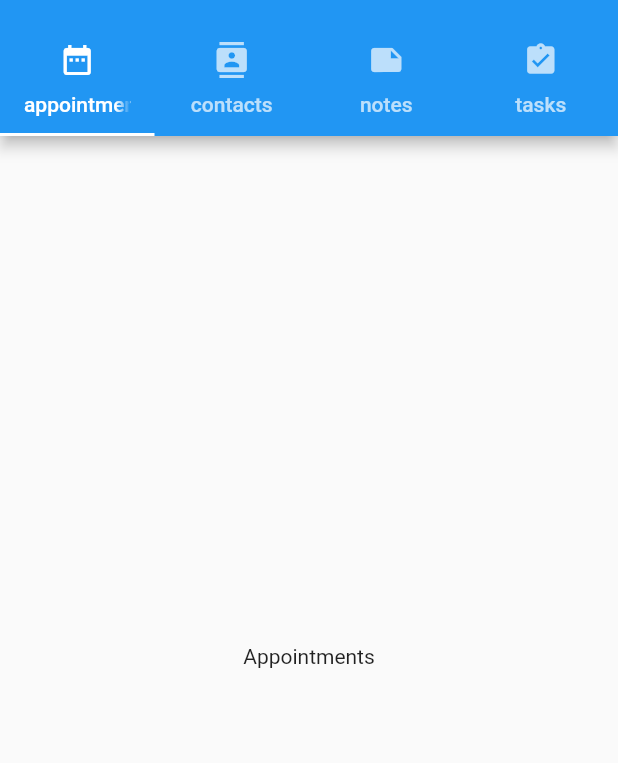
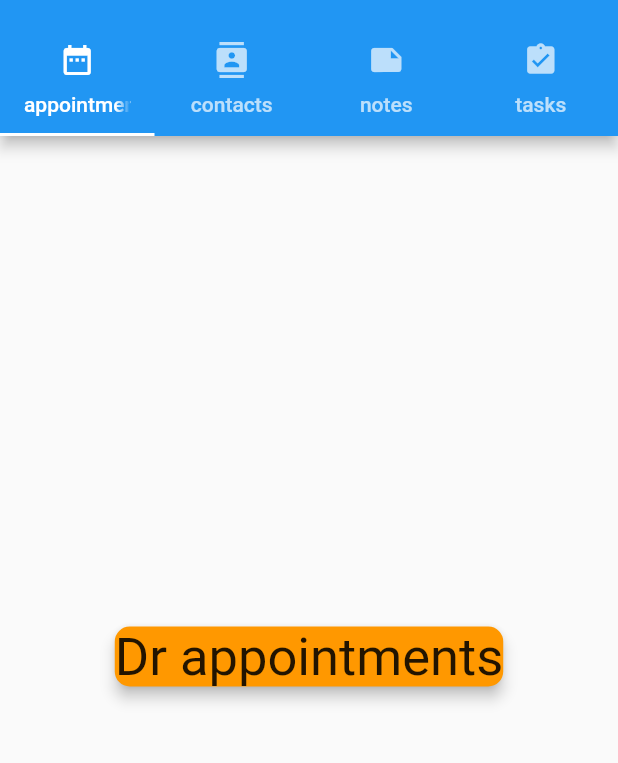
Before and after one commit to kkipngenokoech/FlutterBook, a Flutter app: the screen it shows after launch, on a phone screen of 412 x 824 dp, the part 59-822 px from its top. Run offline on Flutter 3.47's test engine with Material 2 defaults, Android fonts, the phone set to English and light mode, and no system bars; our stand-ins replace cloud_firestore, firebase_core; accounts and stored records are empty.

Commit message:
appointments

```diff
--- a/lib/api/firestore.dart
+++ b/lib/api/firestore.dart
@@ -30,4 +30,9 @@ class FirestoreService {
       'content': note.content
     });
   }
+
+  static Future<void> deleteNode(String note) async {
+    final CollectionReference notesCollections = FirebaseFirestore.instance.collection('notes');
+    await notesCollections.doc(note).delete();
+  }
 }
--- /dev/null
+++ b/lib/appoitments/appointments.dart
@@ -0,0 +1,31 @@
+import 'package:flutter/material.dart';
+
+class AppointmentWidgetScreen extends StatelessWidget {
+  const AppointmentWidgetScreen({super.key});
+
+  @override
+  Widget build(BuildContext context) {
+    return  Scaffold(
+      body: Center(
+        child:  ConstrainedBox(
+          constraints: const BoxConstraints(minHeight: 60, minWidth: 60),
+          child: const FittedBox(
+            fit: BoxFit.fill,
+            child: Card(
+              elevation: 4,
+              color: Colors.orange,
+              child: Column(
+                mainAxisSize: MainAxisSize.min,
+                children: [
+                  Center(
+                    child:Text('Dr appointments'),
+                  )
+                ],
+              )
+            )
+          )
+        )
+      ),
+    );
+  }
+}
--- a/lib/main.dart
+++ b/lib/main.dart
@@ -1,5 +1,6 @@
 import 'package:firebase_core/firebase_core.dart';
 import 'package:flutter/material.dart';
+import 'package:flutterbook/appoitments/appointments.dart';
 import 'package:flutterbook/notes/add_notes.dart';
 import 'package:flutterbook/notes/edit_note.dart';
 import 'package:flutterbook/notes/form_notes.dart';
@@ -55,7 +56,7 @@ class FlutterBookWidget extends StatelessWidget {
           body: const Center(
             child: TabBarView(children: [
               Center(
-                child: Text("Appointments"),
+                child: AppointmentWidgetScreen(),
               ),
               Center(
                 child: Text("contacts"),
```
Also changed, not shown: lib/notes/edit_note.dart (+6 -6 lines), lib/notes/show_note.dart (+42 -8 lines).
